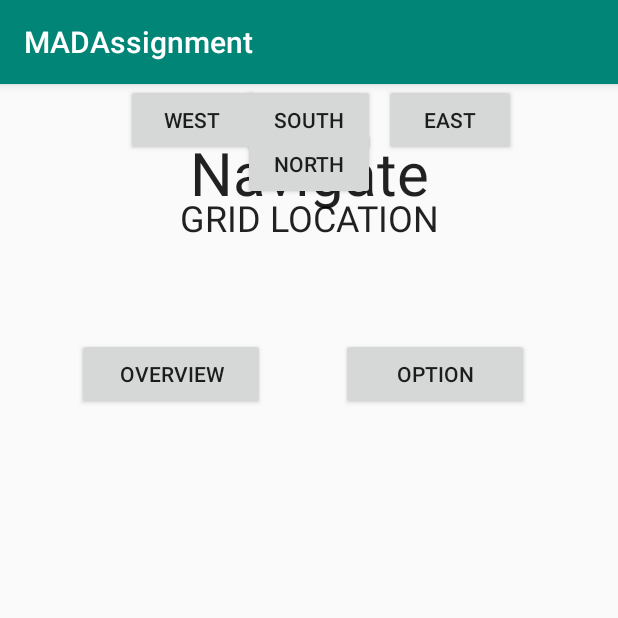
After one commit to Naes0/MADAssignment, an Android app: the NavigationActivity screen opened directly, with no data from a screen before it, on a phone screen of 412 x 824 dp, the top half of it. The commit adds this screen. Run offline under Robolectric (Android 15) with nearby library versions, the phone set to English and light mode, and no system bars.

Commit message:
started navigation

```diff
--- a/app/src/main/AndroidManifest.xml
+++ b/app/src/main/AndroidManifest.xml
@@ -16,6 +16,7 @@
                 <category android:name="android.intent.category.LAUNCHER" />
             </intent-filter>
         </activity>
+        <activity android:name=".NavigationActivity"></activity>
     </application>
 
 </manifest>
--- a/app/src/main/java/com/naes0/madassignment/MainActivity.java
+++ b/app/src/main/java/com/naes0/madassignment/MainActivity.java
@@ -23,7 +23,6 @@ public class MainActivity extends AppCompatActivity
             {
                 GameData gd = GameData.get();
                 Area[][] grid = gd.getGrid();
-
             }
         });
     }
--- /dev/null
+++ b/app/src/main/java/com/naes0/madassignment/NavigationActivity.java
@@ -0,0 +1,66 @@
+package com.naes0.madassignment;
+
+import android.support.constraint.ConstraintLayout;
+import android.support.v7.app.AppCompatActivity;
+import android.os.Bundle;
+import android.text.Layout;
+import android.widget.Button;
+import android.widget.EditText;
+import android.widget.Switch;
+import android.widget.TextView;
+
+public class NavigationActivity extends AppCompatActivity
+{
+    private ConstraintLayout layout;
+    private TextView locationView;
+    private TextView descView;
+    private EditText descEdit;
+    private Switch starred;
+
+    private Button northButton;
+    private Button southButton;
+    private Button westButton;
+    private Button eastButton;
+    private Button optionButton;
+    private Button overviewButton;
+
+    private TextView cashView;
+    private TextView healthView;
+    private TextView massView;
+    private Button restartButton;
+
+    private Player player;
+    private GameData data;
+    private Area currArea;
+
+    @Override
+    protected void onCreate(Bundle savedInstanceState)
+    {
+        super.onCreate(savedInstanceState);
+        setContentView(R.layout.activity_navigation);
+
+        data = GameData.get();
+        player = data.getPlayer();
+
+        initialiseComponents();
+    }
+
+    public void initialiseComponents()
+    {
+        northButton = (Button) findViewById(R.id.north);
+        southButton = (Button) findViewById(R.id.south);
+        westButton = (Button) findViewById(R.id.west);
+        eastButton = (Button) findViewById(R.id.east);
+        restartButton = (Button) findViewById(R.id.reset);
+        optionButton = (Button) findViewById(R.id.option);
+        overviewButton = (Button) findViewById(R.id.overview);
+        locationView = (TextView) findViewById(R.id.location);
+        descView = (TextView) findViewById(R.id.descView);
+        descEdit = (EditText) findViewById(R.id.descEdit);
+        starred = (Switch) findViewById(R.id.starred);
+        healthView = (TextView) findViewById(R.id.health);
+        cashView = (TextView) findViewById(R.id.cash);
+        massView = (TextView) findViewById(R.id.mass);
+        layout = (ConstraintLayout) findViewById(R.id.navlayout);
+    }
+}
--- a/app/src/main/res/layout-land/activity_main.xml
+++ b/app/src/main/res/layout-land/activity_main.xml
@@ -13,7 +13,7 @@
         android:id="@+id/Title"
         android:layout_width="wrap_content"
         android:layout_height="wrap_content"
-        android:layout_marginTop="152dp"
+        android:layout_marginTop="116dp"
         android:text="SomeGame"
         android:textAppearance="@style/TextAppearance.AppCompat.Display1"
         android:textColor="#000000"
@@ -25,10 +25,13 @@
         android:id="@+id/startButton"
         android:layout_width="114dp"
         android:layout_height="wrap_content"
-        android:layout_marginTop="54dp"
+        android:layout_marginTop="20dp"
+        android:layout_marginBottom="8dp"
         android:text="Start"
+        app:layout_constraintBottom_toBottomOf="parent"
         app:layout_constraintEnd_toEndOf="parent"
         app:layout_constraintStart_toStartOf="parent"
-        app:layout_constraintTop_toBottomOf="@+id/textView3" />
+        app:layout_constraintTop_toBottomOf="@+id/Title"
+        app:layout_constraintVertical_bias="0.171" />
 
 </android.support.constraint.ConstraintLayout>
--- a/app/src/main/res/layout/activity_main.xml
+++ b/app/src/main/res/layout/activity_main.xml
@@ -10,7 +10,7 @@
         android:id="@+id/Title"
         android:layout_width="wrap_content"
         android:layout_height="wrap_content"
-        android:layout_marginTop="152dp"
+        android:layout_marginTop="232dp"
         android:text="SomeGame"
         android:textAppearance="@style/TextAppearance.AppCompat.Display1"
         android:textColor="#000000"
@@ -22,9 +22,12 @@
         android:id="@+id/startButton"
         android:layout_width="114dp"
         android:layout_height="wrap_content"
-        android:layout_marginTop="54dp"
+        android:layout_marginTop="52dp"
+        android:layout_marginBottom="8dp"
         android:text="Start"
+        app:layout_constraintBottom_toBottomOf="parent"
         app:layout_constraintEnd_toEndOf="parent"
         app:layout_constraintStart_toStartOf="parent"
-        app:layout_constraintTop_toBottomOf="@+id/textView3" />
+        app:layout_constraintTop_toBottomOf="@+id/Title"
+        app:layout_constraintVertical_bias="0.048" />
 </android.support.constraint.ConstraintLayout>
--- /dev/null
+++ b/app/src/main/res/layout/activity_navigation.xml
@@ -0,0 +1,163 @@
+<?xml version="1.0" encoding="utf-8"?>
+<android.support.constraint.ConstraintLayout xmlns:android="http://schemas.android.com/apk/res/android"
+    xmlns:app="http://schemas.android.com/apk/res-auto"
+    xmlns:tools="http://schemas.android.com/tools"
+    android:id="@+id/navlayout"
+    android:layout_width="match_parent"
+    android:layout_height="match_parent"
+    tools:context=".NavigationActivity">
+
+
+    <FrameLayout
+        android:id="@+id/activityinfo"
+        android:layout_width="match_parent"
+        android:layout_height="145dp"
+        android:layout_marginStart="8dp"
+        android:layout_marginLeft="8dp"
+        android:layout_marginEnd="8dp"
+        android:layout_marginRight="8dp"
+        app:layout_constraintEnd_toEndOf="parent"
+        app:layout_constraintHorizontal_bias="1.0"
+        app:layout_constraintStart_toStartOf="parent"
+        tools:layout_editor_absoluteY="187dp">
+
+    </FrameLayout>
+
+    <FrameLayout
+        android:id="@+id/statusbar"
+        android:layout_width="match_parent"
+        android:layout_height="35dp"
+        android:layout_marginTop="8dp"
+        android:layout_marginBottom="4dp"
+        app:layout_constraintBottom_toBottomOf="parent"
+        app:layout_constraintTop_toBottomOf="@+id/south"
+        app:layout_constraintVertical_bias="1.0">
+
+    </FrameLayout>
+
+    <TextView
+        android:id="@+id/textView2"
+        android:layout_width="wrap_content"
+        android:layout_height="wrap_content"
+        android:layout_marginLeft="8dp"
+        android:layout_marginTop="32dp"
+        android:layout_marginRight="8dp"
+        android:text="Navigate"
+        android:textAppearance="@style/TextAppearance.AppCompat.Headline"
+        android:textSize="40dp"
+        app:layout_constraintEnd_toEndOf="parent"
+        app:layout_constraintHorizontal_bias="0.502"
+        app:layout_constraintStart_toStartOf="parent"
+        app:layout_constraintTop_toTopOf="parent" />
+
+    <TextView
+        android:id="@+id/Title2"
+        android:layout_width="wrap_content"
+        android:layout_height="wrap_content"
+        android:layout_marginTop="8dp"
+        android:gravity="center"
+        android:text="GRID LOCATION"
+        android:textAppearance="@style/TextAppearance.AppCompat.Headline"
+        app:layout_constraintBottom_toTopOf="@+id/activityinfo"
+        app:layout_constraintEnd_toEndOf="parent"
+        app:layout_constraintStart_toStartOf="parent"
+        app:layout_constraintTop_toBottomOf="@+id/textView2"
+        app:layout_constraintVertical_bias="0.166" />
+
+    <TextView
+        android:id="@+id/location"
+        android:layout_width="wrap_content"
+        android:layout_height="wrap_content"
+        android:layout_marginTop="8dp"
+        android:layout_marginBottom="8dp"
+        android:gravity="center"
+        android:text="[i][j]"
+        android:textAppearance="@style/TextAppearance.AppCompat.Headline"
+        app:layout_constraintBottom_toTopOf="@+id/activityinfo"
+        app:layout_constraintEnd_toEndOf="parent"
+        app:layout_constraintHorizontal_bias="0.501"
+        app:layout_constraintStart_toStartOf="parent"
+        app:layout_constraintTop_toBottomOf="@+id/textView2"
+        app:layout_constraintVertical_bias="1.0" />
+
+    <Button
+        android:id="@+id/north"
+        android:layout_width="wrap_content"
+        android:layout_height="wrap_content"
+        android:layout_marginStart="8dp"
+        android:layout_marginLeft="8dp"
+        android:layout_marginTop="8dp"
+        android:layout_marginEnd="8dp"
+        android:layout_marginRight="8dp"
+        android:layout_marginBottom="8dp"
+        android:text="North"
+        app:layout_constraintBottom_toTopOf="@+id/south"
+        app:layout_constraintEnd_toEndOf="parent"
+        app:layout_constraintStart_toStartOf="parent"
+        app:layout_constraintTop_toBottomOf="@+id/activityinfo"
+        app:layout_constraintVertical_bias="0.591" />
+
+    <Button
+        android:id="@+id/east"
+        android:layout_width="wrap_content"
+        android:layout_height="wrap_content"
+        android:layout_marginEnd="68dp"
+        android:layout_marginRight="68dp"
+        android:text="East"
+        app:layout_constraintEnd_toEndOf="parent"
+        tools:layout_editor_absoluteY="446dp" />
+
+    <Button
+        android:id="@+id/west"
+        android:layout_width="wrap_content"
+        android:layout_height="wrap_content"
+        android:layout_marginStart="8dp"
+        android:layout_marginLeft="8dp"
+        android:layout_marginEnd="8dp"
+        android:layout_marginRight="8dp"
+        android:text="West"
+        app:layout_constraintEnd_toStartOf="@+id/east"
+        app:layout_constraintStart_toStartOf="parent"
+        tools:layout_editor_absoluteY="446dp" />
+
+    <Button
+        android:id="@+id/south"
+        android:layout_width="wrap_content"
+        android:layout_height="wrap_content"
+        android:layout_marginStart="8dp"
+        android:layout_marginLeft="8dp"
+        android:layout_marginEnd="8dp"
+        android:layout_marginRight="8dp"
+        android:text="South"
+        app:layout_constraintEnd_toEndOf="parent"
+        app:layout_constraintStart_toStartOf="parent"
+        tools:layout_editor_absoluteY="494dp" />
+
+    <Button
+        android:id="@+id/overview"
+        android:layout_width="125dp"
+        android:layout_height="wrap_content"
+        android:layout_marginLeft="8dp"
+        android:layout_marginRight="8dp"
+        android:text="Overview"
+        app:layout_constraintBottom_toBottomOf="parent"
+        app:layout_constraintHorizontal_bias="0.147"
+        app:layout_constraintLeft_toLeftOf="parent"
+        app:layout_constraintRight_toLeftOf="@+id/option"
+        app:layout_constraintTop_toBottomOf="@id/activityinfo"
+        app:layout_constraintVertical_bias="0.042" />
+
+    <Button
+        android:id="@+id/option"
+        android:layout_width="125dp"
+        android:layout_height="wrap_content"
+        android:layout_marginEnd="16dp"
+        android:layout_marginRight="16dp"
+        android:text="Option"
+        app:layout_constraintBottom_toBottomOf="parent"
+        app:layout_constraintHorizontal_bias="0.147"
+        app:layout_constraintLeft_toRightOf="@id/overview"
+        app:layout_constraintRight_toRightOf="parent"
+        app:layout_constraintTop_toBottomOf="@id/activityinfo"
+        app:layout_constraintVertical_bias="0.042" />
+</android.support.constraint.ConstraintLayout>
--- /dev/null
+++ b/app/src/main/res/layout/layout.xml
@@ -0,0 +1,34 @@
+<?xml version="1.0" encoding="utf-8"?>
+<LinearLayout xmlns:android="http://schemas.android.com/apk/res/android"
+    android:layout_width="match_parent"
+    android:layout_height="match_parent">
+
+    <LinearLayout
+        android:layout_width="match_parent"
+        android:layout_height="match_parent"
+        android:orientation="vertical">
+
+        <TextView
+            android:id="@+id/descView"
+            android:layout_width="match_parent"
+            android:layout_height="53dp"
+            android:gravity="center"
+            android:text="TextView"
+            android:textAppearance="@style/TextAppearance.AppCompat.Headline" />
+
+        <EditText
+            android:id="@+id/descEdit"
+            android:layout_width="match_parent"
+            android:layout_height="wrap_content"
+            android:ems="10"
+            android:inputType="textPersonName"
+            android:text="Name" />
+
+        <Switch
+            android:id="@+id/starred"
+            android:layout_width="match_parent"
+            android:layout_height="wrap_content"
+            android:text="Starred" />
+
+    </LinearLayout>
+</LinearLayout>
--- /dev/null
+++ b/app/src/main/res/layout/status_bar.xml
@@ -0,0 +1,37 @@
+<?xml version="1.0" encoding="utf-8"?>
+<LinearLayout xmlns:android="http://schemas.android.com/apk/res/android"
+    android:layout_width="match_parent"
+    android:layout_height="match_parent">
+
+    <TextView
+        android:id="@+id/health"
+        android:layout_width="wrap_content"
+        android:layout_height="wrap_content"
+        android:gravity="center"
+        android:layout_weight="1"
+        android:text="TextView" />
+
+    <TextView
+        android:id="@+id/cash"
+        android:layout_width="wrap_content"
+        android:layout_height="wrap_content"
+        android:gravity="center"
+        android:layout_weight="1"
+        android:text="TextView" />
+
+    <TextView
+        android:id="@+id/mass"
+        android:layout_width="wrap_content"
+        android:layout_height="wrap_content"
+        android:gravity="center"
+        android:layout_weight="1"
+        android:text="TextView" />
+
+    <Button
+        android:id="@+id/reset"
+        android:layout_width="18dp"
+        android:layout_height="37dp"
+        android:gravity="center"
+        android:layout_weight="1"
+        android:text="Reset" />
+</LinearLayout>
```
